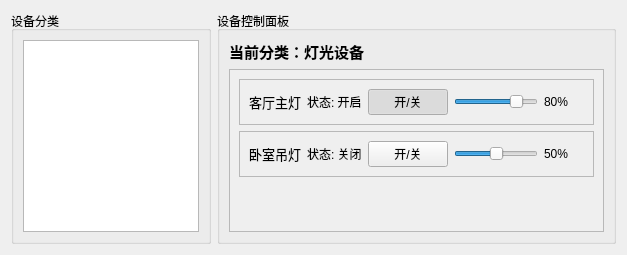
The window that ui/devicecontrolwidget.ui (pot-oie/SmartHome) describes before a commit, drawn with Qt 5.
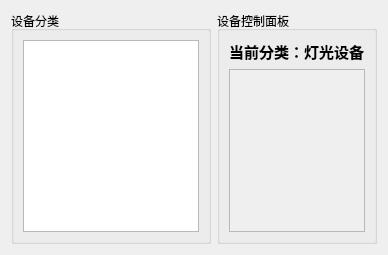
The same window after the commit.

```diff
--- a/ui/devicecontrolwidget.ui
+++ b/ui/devicecontrolwidget.ui
@@ -30,85 +30,6 @@
         <property name="widgetResizable"><bool>true</bool></property>
         <widget class="QWidget" name="scrollAreaWidgetContents">
          <layout class="QVBoxLayout" name="verticalLayout_scroll">
-          <item>
-           <widget class="QFrame" name="frame_device1">
-            <property name="frameShape"><enum>QFrame::StyledPanel</enum></property>
-            <property name="frameShadow"><enum>QFrame::Raised</enum></property>
-            <layout class="QHBoxLayout" name="horizontalLayout_device1">
-             <item>
-              <widget class="QLabel" name="label_device1Name">
-               <property name="text"><string>客厅主灯</string></property>
-               <property name="font"><font><pointsize>10</pointsize></font></property>
-              </widget>
-             </item>
-             <item>
-              <widget class="QLabel" name="label_device1Status">
-               <property name="text"><string>状态: 开启</string></property>
-              </widget>
-             </item>
-             <item>
-              <widget class="QPushButton" name="btn_device1Switch">
-               <property name="text"><string>开/关</string></property>
-               <property name="checkable"><bool>true</bool></property>
-               <property name="checked"><bool>true</bool></property>
-              </widget>
-             </item>
-             <item>
-              <widget class="QSlider" name="slider_device1">
-               <property name="minimum"><number>0</number></property>
-               <property name="maximum"><number>100</number></property>
-               <property name="value"><number>80</number></property>
-               <property name="orientation"><enum>Qt::Horizontal</enum></property>
-              </widget>
-             </item>
-             <item>
-              <widget class="QLabel" name="label_device1Value">
-               <property name="text"><string>80%</string></property>
-               <property name="minimumSize"><size><width>40</width><height>0</height></size></property>
-              </widget>
-             </item>
-            </layout>
-           </widget>
-          </item>
-          <item>
-           <widget class="QFrame" name="frame_device2">
-            <property name="frameShape"><enum>QFrame::StyledPanel</enum></property>
-            <property name="frameShadow"><enum>QFrame::Raised</enum></property>
-            <layout class="QHBoxLayout" name="horizontalLayout_device2">
-             <item>
-              <widget class="QLabel" name="label_device2Name">
-               <property name="text"><string>卧室吊灯</string></property>
-               <property name="font"><font><pointsize>10</pointsize></font></property>
-              </widget>
-             </item>
-             <item>
-              <widget class="QLabel" name="label_device2Status">
-               <property name="text"><string>状态: 关闭</string></property>
-              </widget>
-             </item>
-             <item>
-              <widget class="QPushButton" name="btn_device2Switch">
-               <property name="text"><string>开/关</string></property>
-               <property name="checkable"><bool>true</bool></property>
-              </widget>
-             </item>
-             <item>
-              <widget class="QSlider" name="slider_device2">
-               <property name="minimum"><number>0</number></property>
-               <property name="maximum"><number>100</number></property>
-               <property name="value"><number>50</number></property>
-               <property name="orientation"><enum>Qt::Horizontal</enum></property>
-              </widget>
-             </item>
-             <item>
-              <widget class="QLabel" name="label_device2Value">
-               <property name="text"><string>50%</string></property>
-               <property name="minimumSize"><size><width>40</width><height>0</height></size></property>
-              </widget>
-             </item>
-            </layout>
-           </widget>
-          </item>
           <item>
            <spacer name="verticalSpacer">
             <property name="orientation"><enum>Qt::Vertical</enum></property>
```
